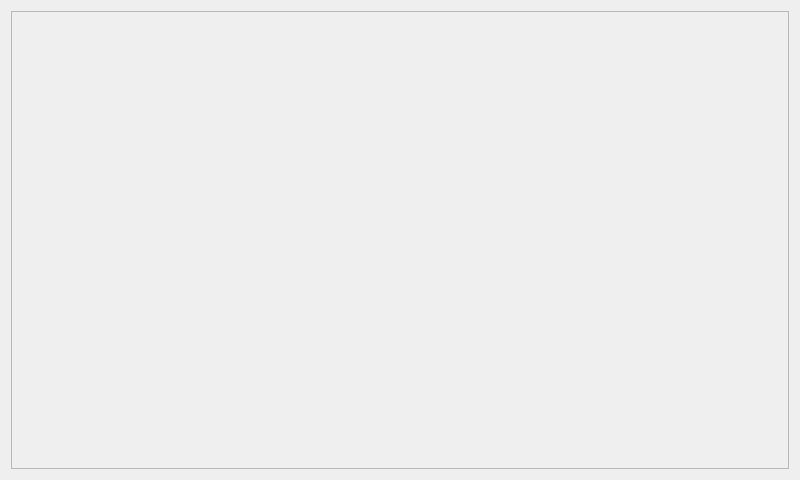
First picture: the form in ui/datatransferwindow/datatransferwindow.ui, repository NichtsHsu/usb-regulus, before the edit.
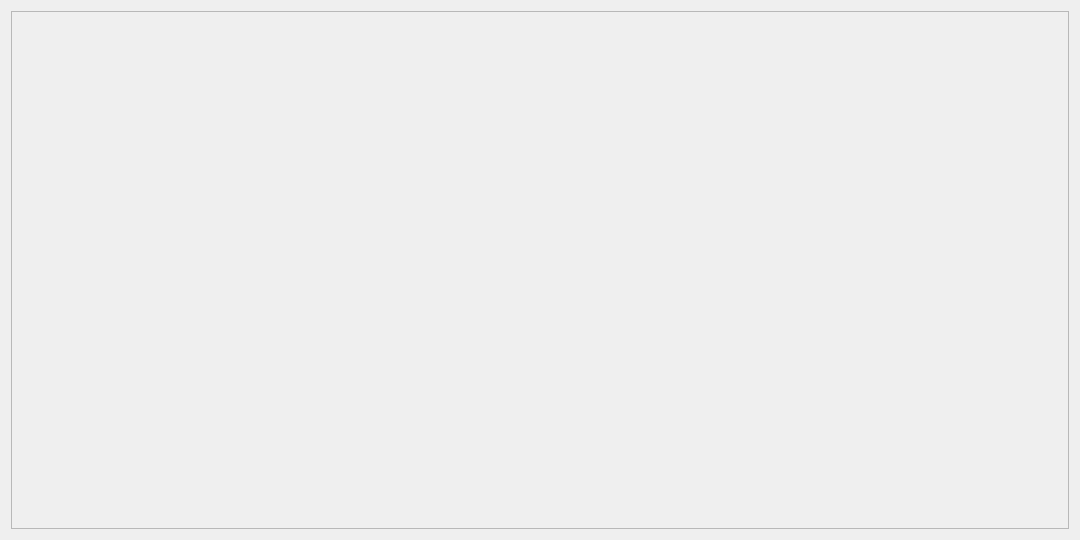
Second picture: the form after the edit.

Diff of the .ui file:
```diff
--- a/ui/datatransferwindow/datatransferwindow.ui
+++ b/ui/datatransferwindow/datatransferwindow.ui
@@ -6,8 +6,8 @@
    <rect>
     <x>0</x>
     <y>0</y>
-    <width>800</width>
-    <height>480</height>
+    <width>1080</width>
+    <height>540</height>
    </rect>
   </property>
   <property name="windowTitle">
@@ -24,8 +24,8 @@
        <rect>
         <x>0</x>
         <y>0</y>
-        <width>780</width>
-        <height>460</height>
+        <width>1060</width>
+        <height>520</height>
        </rect>
       </property>
       <layout class="QVBoxLayout" name="verticalLayout_2">
```
